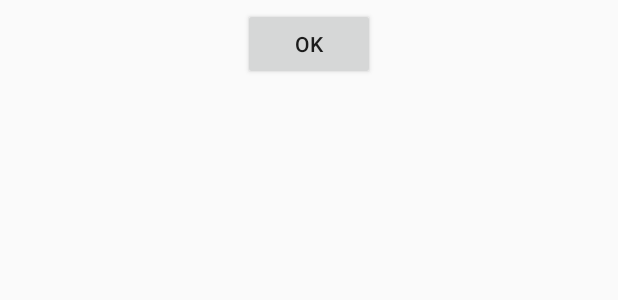
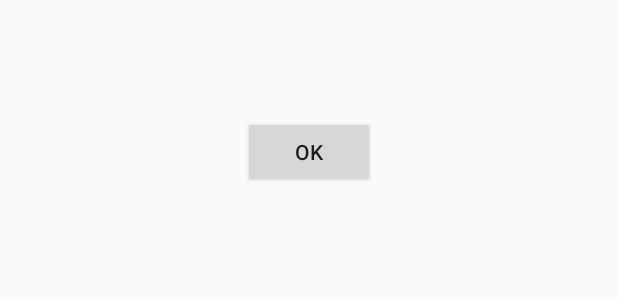
Before and after one commit to Lego-Lords/Argo-Android, an Android app: the layout custom_dialog.xml on its own in the app's theme, with its tools: preview values and no code run, on a phone screen of 412 x 824 dp. Shown: the top 300 px of the screen. Run offline under Robolectric (Android 15) with nearby library versions, the phone set to English and light mode, and no system bars; network calls fail.

```diff
--- a/Argo/src/main/AndroidManifest.xml
+++ b/Argo/src/main/AndroidManifest.xml
@@ -34,7 +34,9 @@
                 <category android:name="android.intent.category.LAUNCHER" />
             </intent-filter>
         </activity>
-        <activity android:name="org.artoolkit.ar.base.camera.CameraPreferencesActivity" />
+        <activity
+            android:name="org.artoolkit.ar.base.camera.CameraPreferencesActivity"
+            android:screenOrientation="landscape"/>
         <activity
             android:screenOrientation="landscape"
             android:name=".MainActivity"></activity>
--- a/Argo/src/main/res/layout/custom_dialog.xml
+++ b/Argo/src/main/res/layout/custom_dialog.xml
@@ -1,30 +1,35 @@
 <?xml version="1.0" encoding="utf-8"?>
-<RelativeLayout xmlns:android="http://schemas.android.com/apk/res/android"
+<LinearLayout xmlns:android="http://schemas.android.com/apk/res/android"
     android:layout_width="fill_parent"
-    android:layout_height="fill_parent" >
+    android:layout_height="fill_parent"
+    android:orientation="vertical">
+
+    <ImageView
+        android:id="@+id/image"
+        android:layout_gravity="center"
+        android:layout_width="wrap_content"
+        android:layout_height="wrap_content"
+        android:layout_margin="5dp"
+        />
 
     <TextView
         android:id="@+id/text"
-        android:layout_width="fill_parent"
-        android:layout_height="wrap_content"
-        android:textColor="#FFF"
-        android:layout_toRightOf="@+id/image"/>/>
-
-    <ImageView
-        android:id="@+id/image"
+        android:layout_gravity="center"
         android:layout_width="wrap_content"
         android:layout_height="wrap_content"
-        android:layout_marginRight="5dp" />
+        android:layout_margin="20dp"
+        android:textColor="#000000"
+        android:textSize="15sp"
+        />
 
     <Button
         android:id="@+id/dialogButtonOK"
         android:layout_width="wrap_content"
         android:layout_height="wrap_content"
+        android:layout_gravity="center"
         android:text=" Ok "
-        android:layout_marginTop="5dp"
-        android:layout_marginRight="5dp"
-        android:layout_below="@+id/image"
+        android:layout_margin="5dp"
         android:layout_centerInParent="true"
         />
 
-</RelativeLayout>
+</LinearLayout>
```
Also changed, not shown: Argo/src/main/java/com/daqri/nftwithmodels/MainActivity.java (+22 -8 lines).
